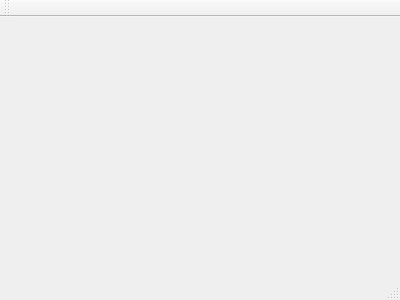
Above: hash-sky/mainwindow.ui from i-am-vance/hash-sky before the change. Below: the same form after it.
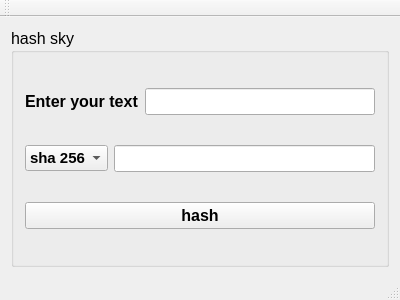
That is the form after the change.

```diff
--- a/hash-sky/mainwindow.ui
+++ b/hash-sky/mainwindow.ui
@@ -12,13 +12,112 @@
   <property name="windowTitle" >
    <string>MainWindow</string>
   </property>
-  <widget class="QMenuBar" name="menuBar" />
-  <widget class="QToolBar" name="mainToolBar" />
-  <widget class="QWidget" name="centralWidget" />
-  <widget class="QStatusBar" name="statusBar" />
+  <widget class="QWidget" name="centralWidget">
+   <layout class="QHBoxLayout" name="horizontalLayout_2">
+    <item>
+     <widget class="QGroupBox" name="groupBox">
+      <property name="font">
+       <font>
+        <pointsize>12</pointsize>
+       </font>
+      </property>
+      <property name="title">
+       <string>hash sky</string>
+      </property>
+      <layout class="QVBoxLayout" name="verticalLayout">
+       <item>
+        <layout class="QHBoxLayout" name="horizontalLayout">
+         <item>
+          <widget class="QLabel" name="label">
+           <property name="font">
+            <font>
+             <pointsize>12</pointsize>
+             <weight>75</weight>
+             <bold>true</bold>
+            </font>
+           </property>
+           <property name="text">
+            <string>Enter your text</string>
+           </property>
+          </widget>
+         </item>
+         <item>
+          <widget class="QLineEdit" name="lineEdit"/>
+         </item>
+        </layout>
+       </item>
+       <item>
+        <layout class="QHBoxLayout" name="horizontalLayout_3">
+         <item>
+          <widget class="QComboBox" name="comboBox">
+           <property name="font">
+            <font>
+             <pointsize>11</pointsize>
+             <weight>75</weight>
+             <bold>true</bold>
+            </font>
+           </property>
+           <property name="cursor">
+            <cursorShape>PointingHandCursor</cursorShape>
+           </property>
+           <item>
+            <property name="text">
+             <string>sha 256</string>
+            </property>
+           </item>
+          </widget>
+         </item>
+         <item>
+          <widget class="QLineEdit" name="lineEdit_2"/>
+         </item>
+        </layout>
+       </item>
+       <item>
+        <widget class="QPushButton" name="pushButton">
+         <property name="font">
+          <font>
+           <pointsize>12</pointsize>
+           <weight>75</weight>
+           <bold>true</bold>
+          </font>
+         </property>
+         <property name="text">
+          <string>hash</string>
+         </property>
+        </widget>
+       </item>
+      </layout>
+     </widget>
+    </item>
+   </layout>
+  </widget>
+  <widget class="QMenuBar" name="menuBar">
+   <property name="geometry">
+    <rect>
+     <x>0</x>
+     <y>0</y>
+     <width>400</width>
+     <height>21</height>
+    </rect>
+   </property>
+  </widget>
+  <widget class="QToolBar" name="mainToolBar">
+   <attribute name="toolBarArea">
+    <enum>TopToolBarArea</enum>
+   </attribute>
+   <attribute name="toolBarBreak">
+    <bool>false</bool>
+   </attribute>
+  </widget>
+  <widget class="QStatusBar" name="statusBar"/>
  </widget>
- <layoutDefault spacing="6" margin="11" />
- <pixmapfunction></pixmapfunction>
+ <layoutdefault spacing="6" margin="11"/>
+ <tabstops>
+  <tabstop>lineEdit</tabstop>
+  <tabstop>comboBox</tabstop>
+  <tabstop>pushButton</tabstop>
+  <tabstop>lineEdit_2</tabstop>
+ </tabstops>
  <resources/>
  <connections/>
 </ui>
```
Left out of the diff: 7 changed lines with no effect on the pictures.
